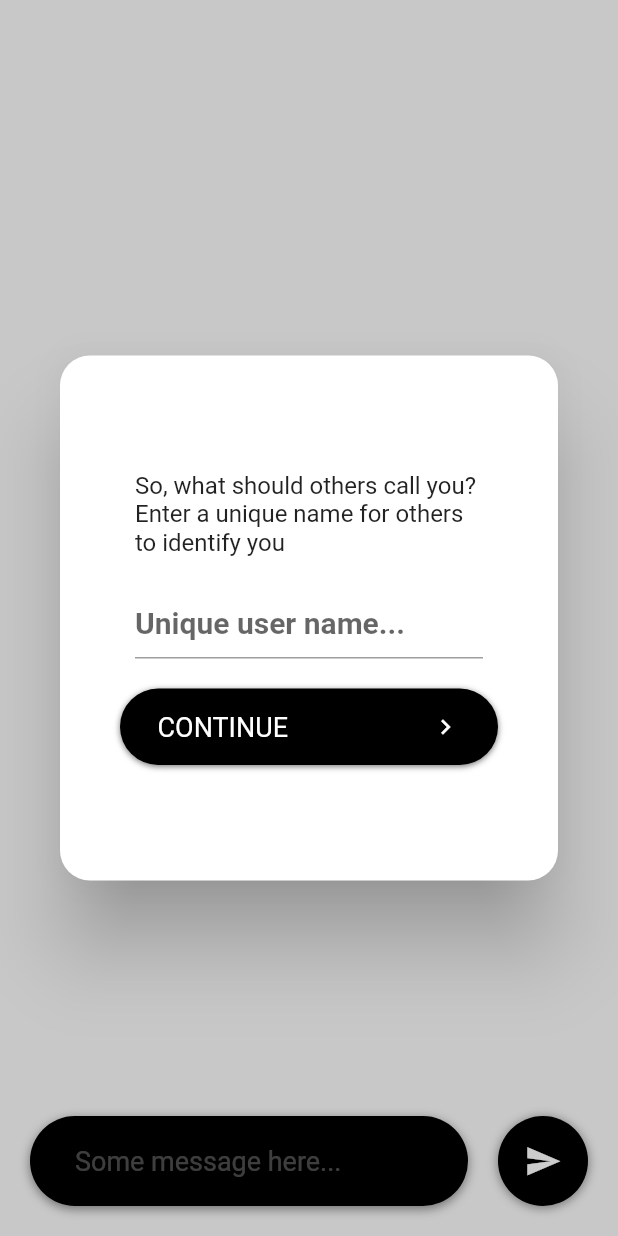
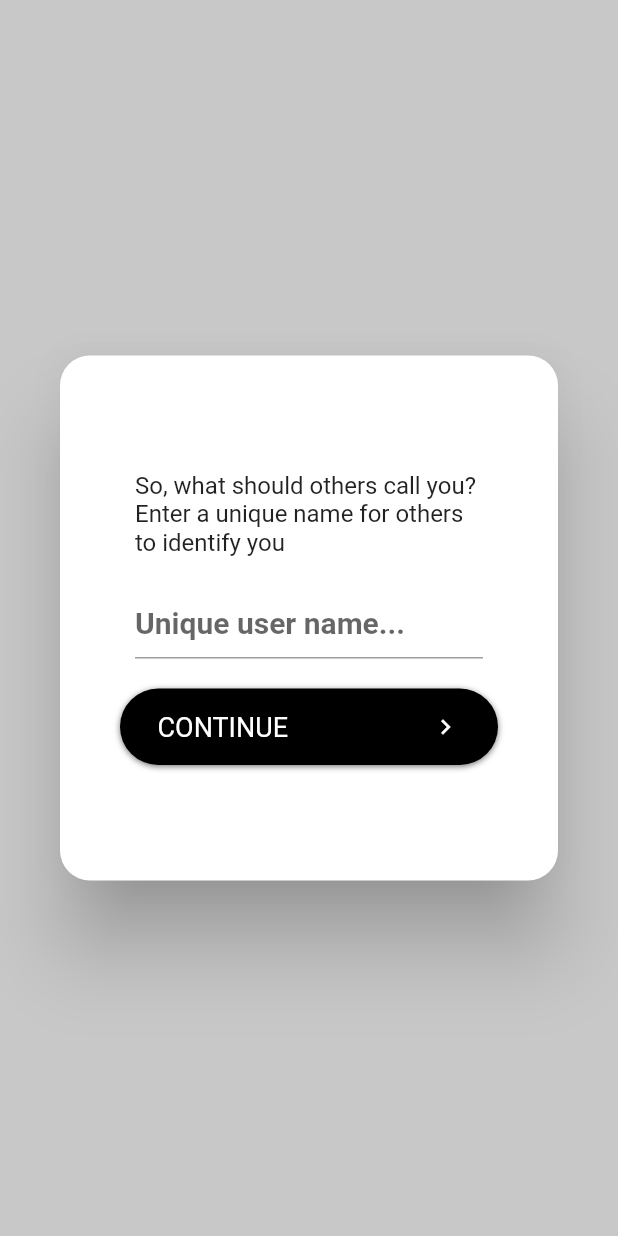
Before and after one commit to gaurav-12/chat-app-flutter, a Flutter app: the screen it shows after launch, on a phone screen of 412 x 824 dp. Run offline on Flutter 3.47's test engine with Material 2 defaults, Android fonts, the phone set to English and light mode, and no system bars; our stand-ins replace socket_io_client; missing offline and left inert: dart:html; network calls fail.

```diff
--- a/lib/ChatPage.dart
+++ b/lib/ChatPage.dart
@@ -25,6 +25,9 @@ class ChatPageState extends State<ChatPage> with TickerProviderStateMixin {
   double userCountBoxOp;
   Animation<Offset> userCountSlideAnim;
   AnimationController userCountAnimController;
+
+  double inputAreaBoxOp;
+  Animation<Offset> inputAreaSlideAnim;
 
   List<dynamic> messages;
   double height, width;
@@ -70,7 +73,12 @@ class ChatPageState extends State<ChatPage> with TickerProviderStateMixin {
     userCountBoxOp = 0;
     userCountAnimController =
         AnimationController(vsync: this, duration: Duration(milliseconds: 500));
-    userCountSlideAnim = Tween<Offset>(begin: Offset(-5, 0), end: Offset.zero)
+    userCountSlideAnim = Tween<Offset>(begin: Offset(-2, 0), end: Offset.zero)
+        .animate(new CurvedAnimation(
+            parent: userCountAnimController, curve: Curves.easeInOut));
+
+    inputAreaBoxOp = 0;
+    inputAreaSlideAnim = Tween<Offset>(begin: Offset(0, 2), end: Offset.zero)
         .animate(new CurvedAnimation(
             parent: userCountAnimController, curve: Curves.easeInOut));
 
@@ -133,11 +141,11 @@ class ChatPageState extends State<ChatPage> with TickerProviderStateMixin {
     socketIO.on('new_member', (message) {
       print("New member added: " + message['name']);
 
-      notificationAnimController.forward();
       setState(() {
         notificationBoxOp = 1;
         newMemberName = message['name'];
       });
+      notificationAnimController.forward();
 
       if (notificationTimer != null) notificationTimer.cancel();
       notificationTimer = Timer(Duration(seconds: 5), () {
@@ -168,6 +176,7 @@ class ChatPageState extends State<ChatPage> with TickerProviderStateMixin {
           setState(() {
             membersCount = usersCount;
             userCountBoxOp = 1;
+            inputAreaBoxOp = 1;
           });
         });
       }
@@ -216,15 +225,17 @@ class ChatPageState extends State<ChatPage> with TickerProviderStateMixin {
     }
   }
 
-  bool showingDialog = false;
   dynamic showInitDialog(contextParent) {
-    showingDialog = true;
-
     return showCupertinoDialog(
         barrierDismissible: false,
         context: contextParent,
         builder: (BuildContext context) {
           return NameDialog(initSocket);
+        }).then((val) {
+          if(!connected) {
+            print('Dialog closed without connecting...reopening now...');
+            showInitDialog(contextParent);
+          }
         });
   }
 
@@ -380,6 +391,11 @@ class ChatPageState extends State<ChatPage> with TickerProviderStateMixin {
   Widget buildInputArea() {
     return Align(
         alignment: Alignment.bottomCenter,
+        child: AnimatedOpacity(
+            duration: Duration(milliseconds: 250),
+            opacity: inputAreaBoxOp,
+            child: SlideTransition(
+                position: inputAreaSlideAnim,
                 child: Container(
                   padding: EdgeInsets.only(left: 20, bottom: 20, right: 20),
                   width: width,
@@ -389,7 +405,7 @@ class ChatPageState extends State<ChatPage> with TickerProviderStateMixin {
                       buildSendButton(),
                     ],
                   ),
-        ));
+                ))));
   }
 
   Widget buildNotificationBox() {
```
Lines whose indentation alone changed are shown as unchanged.
